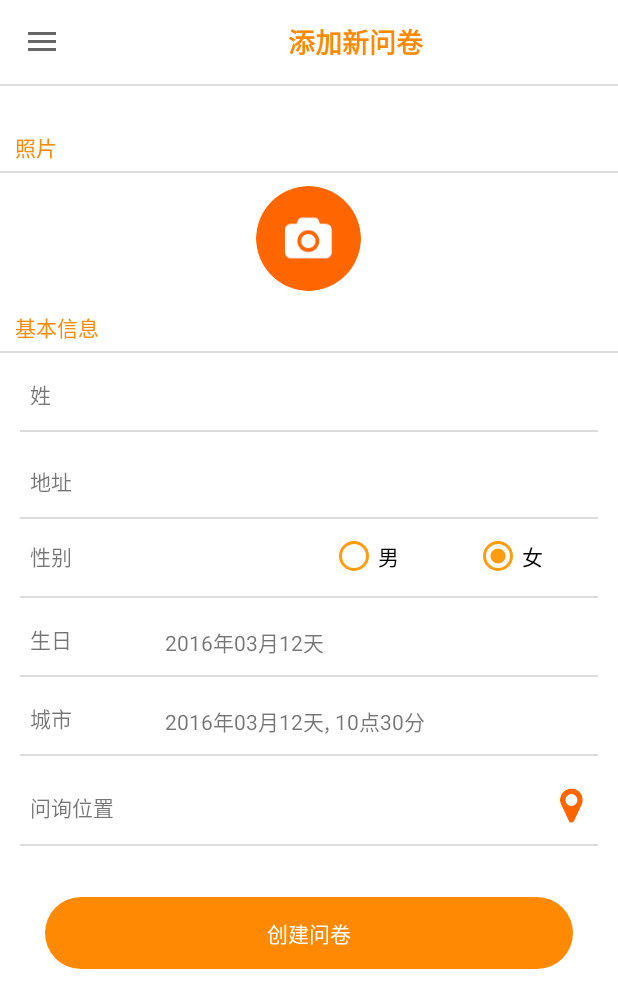
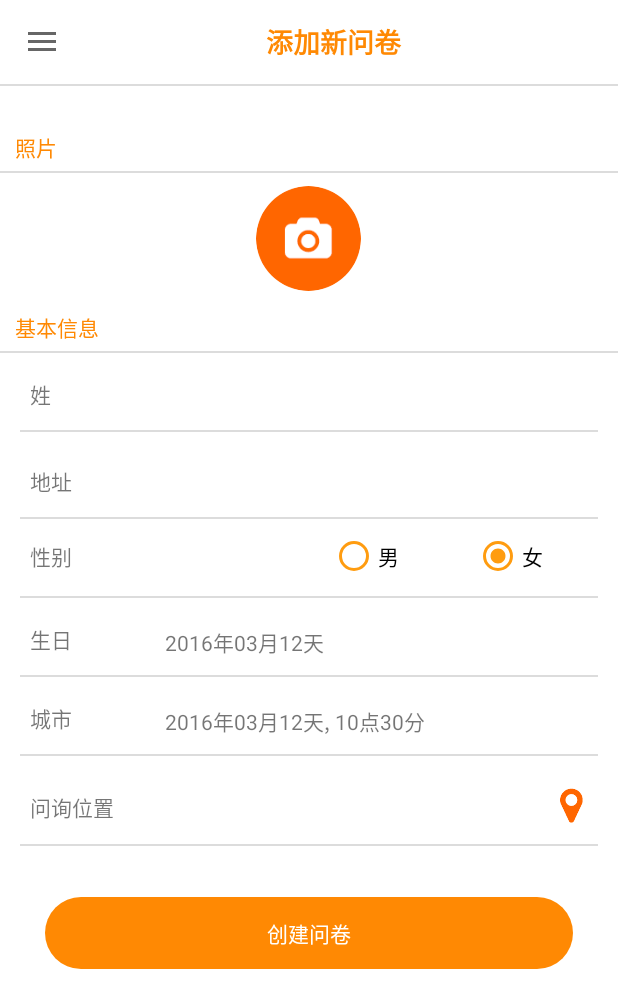
Before and after one commit to papertask/commit, an Android app: the MainActivity screen opened directly, with no data from a screen before it, on a phone screen of 412 x 824 dp. Shown: the top 1008 px of the screen. Run offline under Robolectric (Android 15) with nearby library versions, the light colour scheme and no system bars; libraries missing offline, so code that uses them is left out: com.joooonho; plain views replace SelectableRoundedImageView; 2 statements that could not run were skipped.

Commit message:
Title align center

```diff
--- a/app/src/main/res/layout/activity_main.xml
+++ b/app/src/main/res/layout/activity_main.xml
@@ -26,14 +26,14 @@
 
                 <TextView
                     android:id="@+id/title"
-                    android:layout_width="wrap_content"
+                    android:layout_width="match_parent"
                     android:layout_height="wrap_content"
                     android:layout_centerHorizontal="true"
                     android:layout_centerVertical="true"
+                    android:gravity="left"
                     android:textAlignment="center"
-                    android:gravity="left"
                     android:text="aaa"
-                    android:layout_marginRight="30dp"
+                    android:paddingRight="30dp"
                     android:textColor="@color/vline"
                     android:textSize="18sp"
                     android:textStyle="bold" />
```
